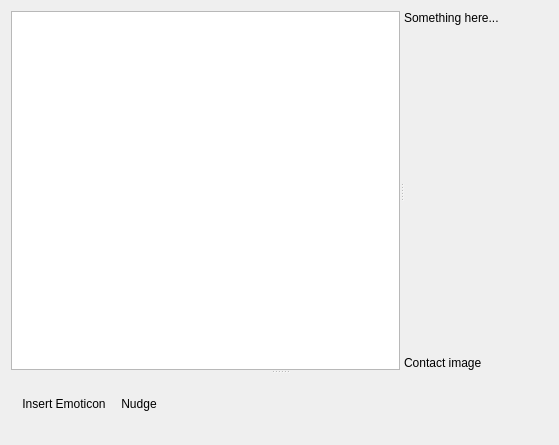
Above: amsn2/ui/front_ends/qt4/chatWindow.ui from xaionara/amsn2 before the change. Below: the same form after it.
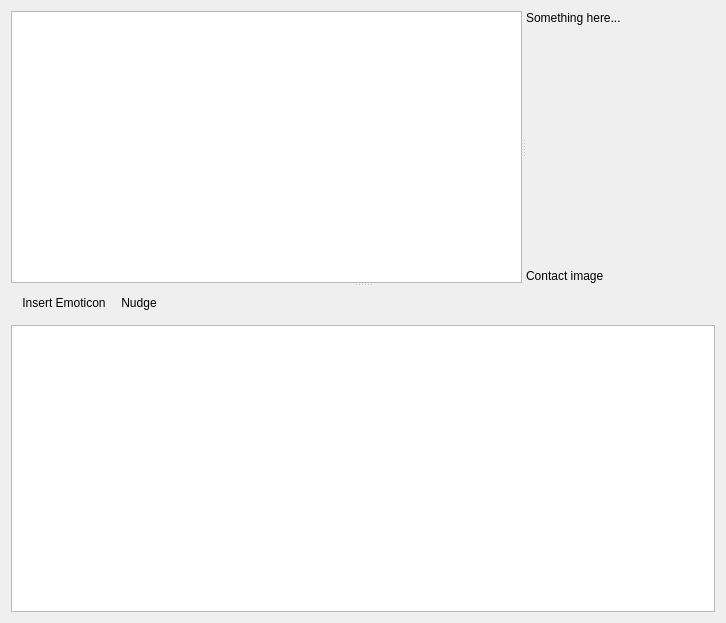
That is the form after the change.

Commit message: Remove InputWidget class and place a QTextEdit inside the chatWindow.ui file so future modifications can be made in that file instead of having to make them by hand. Also, this will help skining.

The edit to the form file:
```diff
--- a/amsn2/ui/front_ends/qt4/chatWindow.ui
+++ b/amsn2/ui/front_ends/qt4/chatWindow.ui
@@ -1,12 +1,12 @@
 <ui version="4.0" >
  <class>ChatWindow</class>
- <widget class="QWidget" name="ChatWindow" >
-  <property name="geometry" >
+ <widget class="QWidget" name="ChatWindow">
+  <property name="geometry">
    <rect>
     <x>0</x>
     <y>0</y>
-    <width>559</width>
-    <height>445</height>
+    <width>726</width>
+    <height>623</height>
    </rect>
   </property>
   <property name="windowTitle" >
@@ -99,10 +99,13 @@
          <property name="movable" >
           <bool>false</bool>
          </property>
-         <addaction name="actionInsert_Emoticon" />
-         <addaction name="actionNudge" />
+         <addaction name="actionInsert_Emoticon"/>
+         <addaction name="actionNudge"/>
         </widget>
        </item>
+       <item>
+        <widget class="QTextEdit" name="inputWidget"/>
+       </item>
       </layout>
      </widget>
     </widget>
```
Left out of the diff: 67 changed lines with no effect on the pictures. The commit also changes 1 other file.
